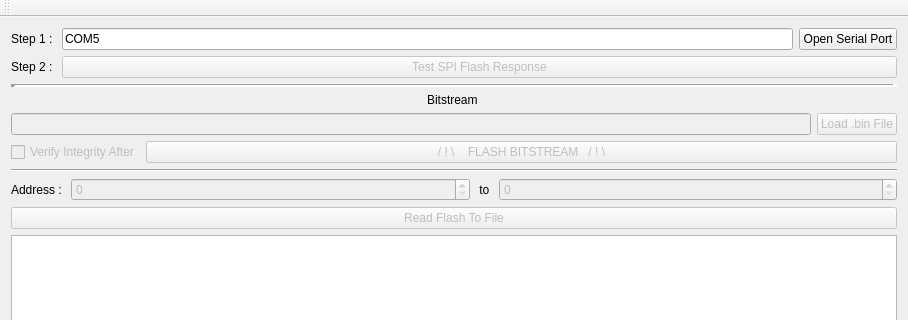
Old version of the form GUI/mainwindow.ui in the repository simonbeaudoin0935/TinyFPGA-Programmer; both pictures show x 0 to 908 and y 0 to 320 of the 908 by 783 pixel window.
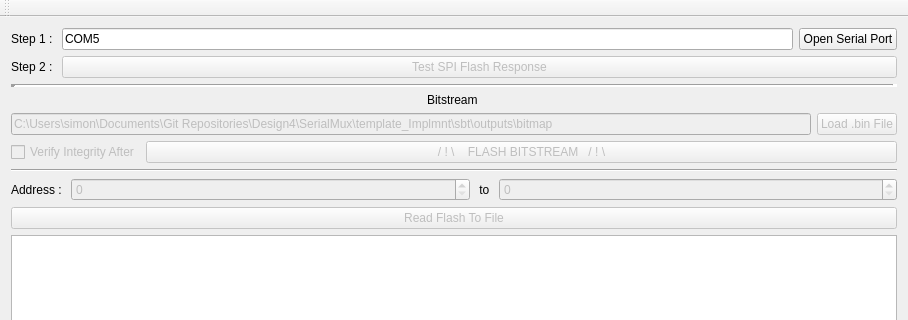
New version of the form.

Diff of the .ui file:
```diff
--- a/GUI/mainwindow.ui
+++ b/GUI/mainwindow.ui
@@ -103,7 +103,7 @@
            <bool>false</bool>
           </property>
           <property name="text">
-           <string/>
+           <string>C:\Users\simon\Documents\Git Repositories\Design4\SerialMux\template_Implmnt\sbt\outputs\bitmap</string>
           </property>
          </widget>
         </item>
```
